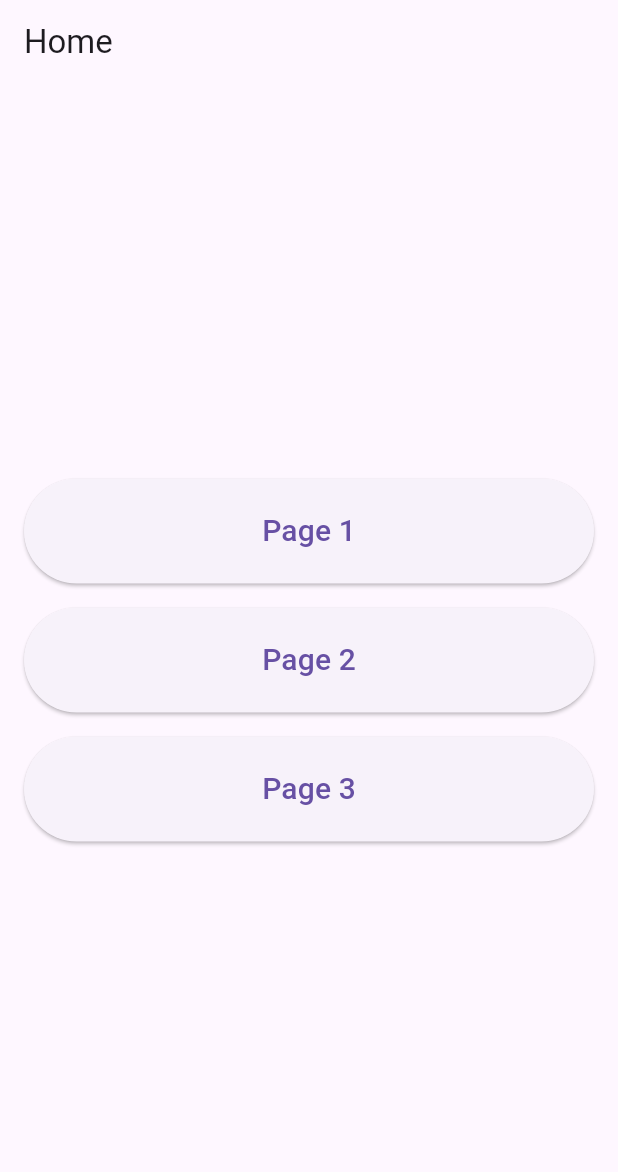
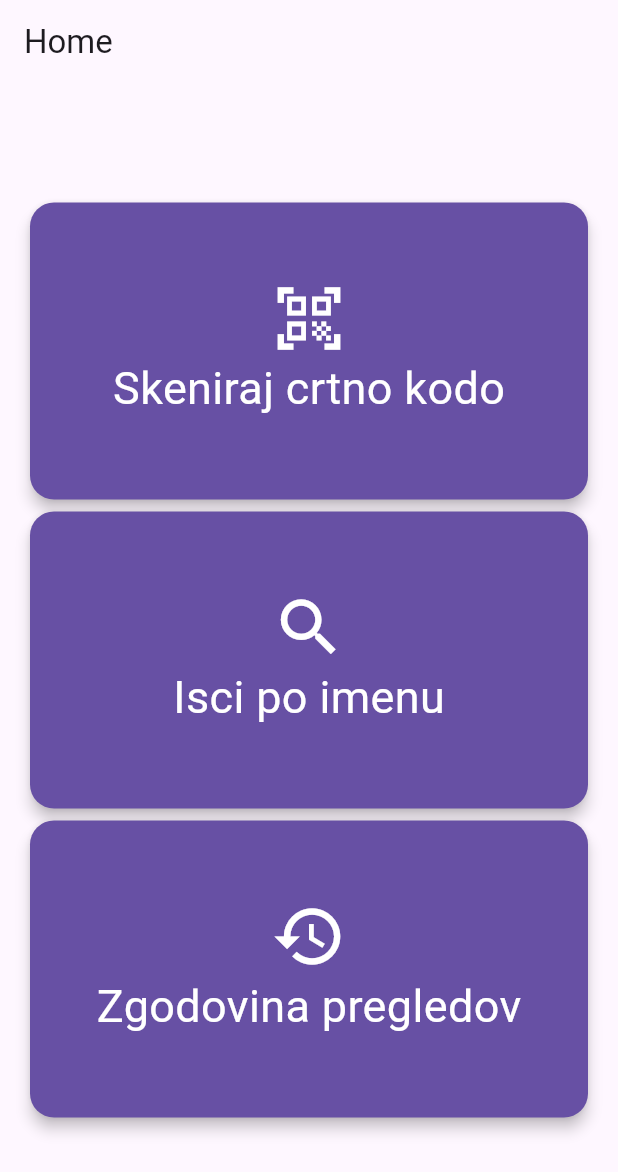
Before and after one commit to MikeDQG/refin-track-mobile, a Flutter app: the screen it shows after launch, on a phone screen of 412 x 824 dp. Shown: the top 1172 px of the screen. Run offline on Flutter 3.47's test engine with Material 3 defaults, Android fonts, the phone set to English and light mode, and no system bars; missing offline and left inert: mobile_scanner.

Commit message:
navigation complete

```diff
--- a/app/lib/main.dart
+++ b/app/lib/main.dart
@@ -1,7 +1,6 @@
+import 'package:app/page1.dart';
 import 'package:app/scanner.dart';
-import 'package:english_words/english_words.dart';
 import 'package:flutter/material.dart';
-import 'package:provider/provider.dart';
 
 void main() {
   runApp(const MyApp());
@@ -24,6 +23,8 @@ class HomePage extends StatelessWidget {
 
   @override
   Widget build(BuildContext context) {
+    final theme = Theme.of(context);
+
     return Scaffold(
       appBar: AppBar(title: const Text('Home')),
       body: Padding(
@@ -31,22 +32,38 @@ class HomePage extends StatelessWidget {
         child: Column(
           mainAxisAlignment: MainAxisAlignment.center,
           children: [
-            _navButton(
-              context,
-              text: 'Page 1',
-              page: const Placeholder(),
+            CardButton(
+              title: 'Skeniraj crtno kodo',
+              icon: Icons.qr_code_scanner,
+              theme: theme,
+              onTap: () {
+                Navigator.push(
+                  context,
+                  MaterialPageRoute(builder: (_) => const PageOne()),
+                );
+              },
             ),
-            const SizedBox(height: 16),
-            _navButton(
-              context,
-              text: 'Page 2',
-              page: const Placeholder(),
+            CardButton(
+              title: 'Isci po imenu',
+              icon: Icons.search,
+              theme: theme,
+              onTap: () {
+                Navigator.push(
+                  context,
+                  MaterialPageRoute(builder: (_) => const PageOne()),
+                );
+              },
             ),
-            const SizedBox(height: 16),
-            _navButton(
-              context,
-              text: 'Page 3',
-              page: const Placeholder(),
+            CardButton(
+              title: 'Zgodovina pregledov',
+              icon: Icons.history,
+              theme: theme,
+              onTap: () {
+                Navigator.push(
+                  context,
+                  MaterialPageRoute(builder: (_) => const PageOne()),
+                );
+              },
             ),
           ],
         ),
@@ -77,3 +94,71 @@ class HomePage extends StatelessWidget {
     );
   }
 }
+
+Widget buildCard(IconData icon, String text, ThemeData theme) {
+  return Padding(
+    padding: const EdgeInsets.only(left: 20.0, right: 20.0),
+    child: Card(
+      color: theme.colorScheme.primary,
+      child: Padding(
+        padding: const EdgeInsets.all(20.0),
+        child: Row(
+          mainAxisAlignment: MainAxisAlignment.center,
+          crossAxisAlignment: CrossAxisAlignment.center,
+          children: [
+            Icon(icon, color: Colors.white, size: 50),
+            const SizedBox(width: 10),
+            Text(text, style: TextStyle(color: Colors.white, fontSize: 20)),
+          ],
+        ),
+      ),
+    ),
+  );
+}
+
+class CardButton extends StatelessWidget {
+  final String title;
+  final VoidCallback onTap;
+  final IconData icon;
+  final ThemeData theme;
+
+  const CardButton({
+    super.key,
+    required this.title,
+    required this.onTap,
+    required this.icon,
+    required this.theme,
+  });
+
+  @override
+  Widget build(BuildContext context) {
+    final size = MediaQuery.of(context).size;
+
+    return SizedBox(
+      width: double.infinity,
+      height: size.height / 4,
+      child: Card(
+        color: theme.colorScheme.primary,
+        elevation: 4,
+        shape: RoundedRectangleBorder(
+          borderRadius: BorderRadius.circular(16),
+        ),
+        clipBehavior: Clip.antiAlias, // needed for InkWell ripple
+        child: InkWell(
+          onTap: onTap,
+          child: Center(
+            child: Column(
+              mainAxisSize: MainAxisSize.min,
+              mainAxisAlignment: MainAxisAlignment.center,
+              crossAxisAlignment: CrossAxisAlignment.center,
+              children: [
+                Icon(icon, color: Colors.white, size: 50),
+                Text(title, style: TextStyle(color: Colors.white, fontSize: 30)),
+              ],
+            ),
+          ),
+        ),
+      ),
+    );
+  }
+}
--- a/app/lib/scanner.dart
+++ b/app/lib/scanner.dart
@@ -1,5 +1,3 @@
-
-
 import 'dart:typed_data';
 
 import 'package:flutter/material.dart';
--- a/app/pubspec.yaml
+++ b/app/pubspec.yaml
@@ -9,7 +9,6 @@ environment:
 dependencies:
   flutter:
     sdk: flutter
-  english_words: ^4.0.0
   provider: ^6.1.5
   mobile_scanner: ^7.1.4
 
```
Also changed, not shown: docs/refin-main.dart (deleted, +0 -78 lines), app/pubspec.lock.
